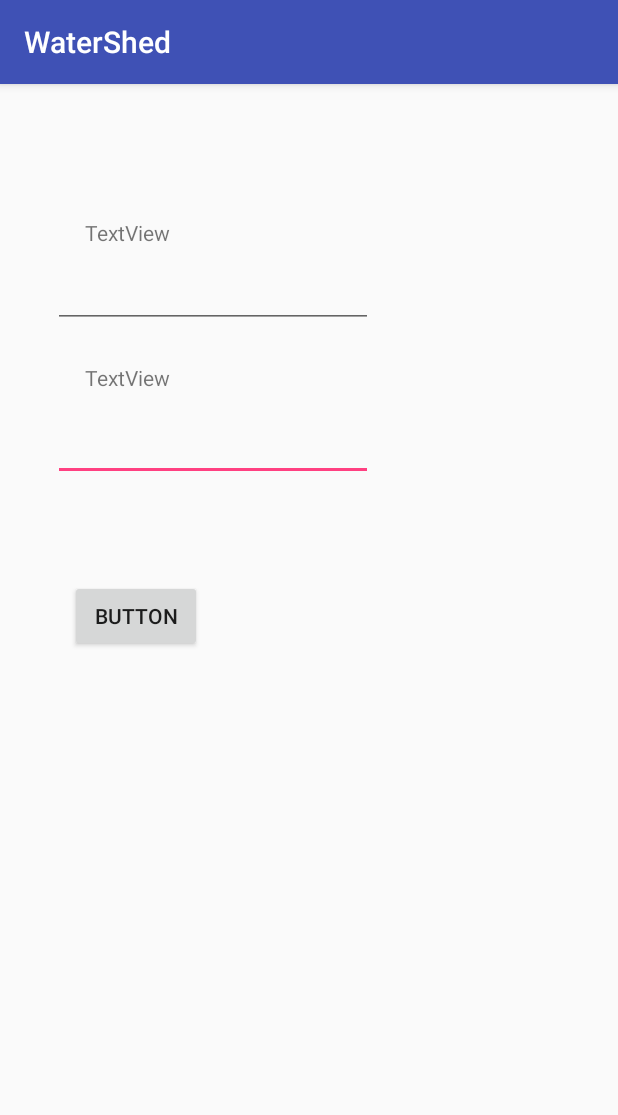
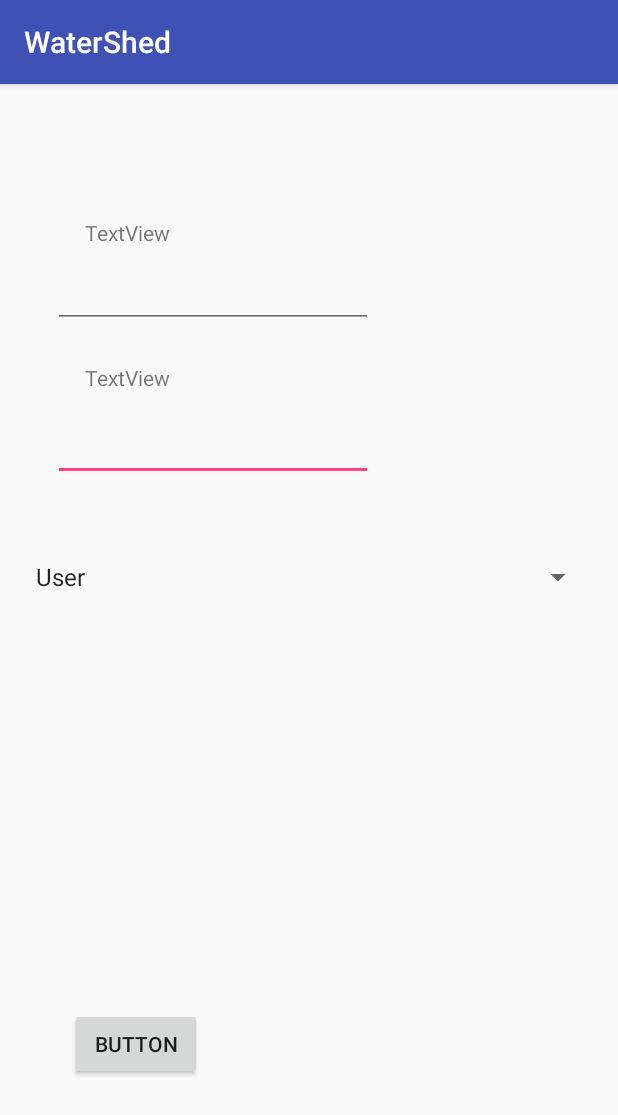
Before and after one commit to goh31/WaterShed, an Android app: the RegistrationActivity screen opened directly, with no data from a screen before it, after a tap on "BUTTON", on a phone screen of 412 x 824 dp. Shown: the top 1115 px of the screen. Run offline under Robolectric (Android 15) with nearby library versions, the phone set to English and light mode, and no system bars; our stand-ins replace Firebase (no records; nobody signed in at launch, a user with empty details on screens opened directly).

Commit message:
Update model

```diff
--- a/app/src/main/java/com/example/haidangdam/watershed/controller/LoginActivity.java
+++ b/app/src/main/java/com/example/haidangdam/watershed/controller/LoginActivity.java
@@ -86,7 +86,9 @@ public class LoginActivity extends AppCompatActivity {
             @Override
             public void onAuthStateChanged(@NonNull FirebaseAuth firebaseAuth) {
                 FirebaseUser user = firebaseAuth.getCurrentUser();
+
                 if (user != null) {
+
                     Log.d("MAIN ACTIVITY", "USER SIGN IN");
                 } else {
                     Log.d("MAIN ACTIVITY", "USER SIGN OUT");
--- a/app/src/main/java/com/example/haidangdam/watershed/controller/RegistrationActivity.java
+++ b/app/src/main/java/com/example/haidangdam/watershed/controller/RegistrationActivity.java
@@ -7,8 +7,10 @@ import android.support.annotation.NonNull;
 import android.support.v7.app.AppCompatActivity;
 import android.util.Log;
 import android.view.View;
+import android.widget.ArrayAdapter;
 import android.widget.Button;
 import android.widget.EditText;
+import android.widget.Spinner;
 import android.widget.Toast;
 
 import com.example.haidangdam.watershed.R;
@@ -16,8 +18,12 @@ import com.google.android.gms.tasks.OnCompleteListener;
 import com.google.android.gms.tasks.Task;
 import com.google.firebase.auth.AuthResult;
 import com.google.firebase.auth.FirebaseAuth;
+import com.google.firebase.auth.FirebaseUser;
 import com.google.firebase.database.DatabaseReference;
 import com.google.firebase.database.FirebaseDatabase;
+
+import java.util.ArrayList;
+import java.util.List;
 
 import model.User;
 
@@ -30,7 +36,8 @@ public class RegistrationActivity extends AppCompatActivity {
     public static final String password = "PASSWORD";
     public static final String username = "USERNAME";
     DatabaseReference databaseUser;
-    private String pathUser = "userID";
+    private String pathUser= "userID";
+    Spinner spinnerRegistration;
     @Override
     protected void onCreate(Bundle savedInstanceState) {
         super.onCreate(savedInstanceState);
@@ -40,6 +47,15 @@ public class RegistrationActivity extends AppCompatActivity {
         mAuth = FirebaseAuth.getInstance();
         registrationButton = (Button) findViewById(R.id.registration_button);
         databaseUser = FirebaseDatabase.getInstance().getReference().child(pathUser);
+        spinnerRegistration = (Spinner) findViewById(R.id.spinnerRegistration);
+        List<String> userType = new ArrayList<String>();
+        userType.add("User");
+        userType.add("Worker");
+        userType.add("Manager");
+        userType.add("Admin");
+        ArrayAdapter<String> dataAdapter = new ArrayAdapter<String>(this, android.R.layout.simple_spinner_item, userType);
+        dataAdapter.setDropDownViewResource(android.R.layout.simple_spinner_dropdown_item);
+        spinnerRegistration.setAdapter(dataAdapter);
         progressDialog = new ProgressDialog(this);
         registrationButton.setOnClickListener(new View.OnClickListener() {
             @Override
@@ -49,7 +65,6 @@ public class RegistrationActivity extends AppCompatActivity {
                 }
             }
         });
-
     }
 
     /**
@@ -57,8 +72,9 @@ public class RegistrationActivity extends AppCompatActivity {
      * @return validate the field if any is left empty
      */
     private boolean validateField() {
-        if (emailEditText.getText().toString().isEmpty() | passwordEditText.getText().toString().isEmpty()) {
-            Toast.makeText(getBaseContext(), "Have to fill up both field", Toast.LENGTH_LONG).show();
+        if (emailEditText.getText().toString().isEmpty() | passwordEditText.getText().toString().isEmpty() |
+                spinnerRegistration.getSelectedItem().toString() == null) {
+            Toast.makeText(getBaseContext(), "Have to fill up 3 field", Toast.LENGTH_LONG).show();
             return false;
         } else {
             return true;
@@ -81,8 +97,8 @@ public class RegistrationActivity extends AppCompatActivity {
                                     "Authentication failed: " + task.getException().toString(), Toast.LENGTH_LONG).show();
                         } else {
                             Log.d("Sign up sucessful", "Sign up successful");
-                            goBackToLogIn();
-                            addToDatabase();
+                            FirebaseUser user = task.getResult().getUser();
+                            addToDatabase(user.getUid());
                         }
                     }
 
@@ -101,10 +117,14 @@ public class RegistrationActivity extends AppCompatActivity {
         startActivity(goBackToLogIn);
     }
 
-    private void addToDatabase() {
-        User newUser = new User(emailEditText.getText().toString(), "user");
-        databaseUser.push().setValue(newUser);
+    /**
+     *
+     */
+    private void addToDatabase(String userID) {
+        User newUser = new User(emailEditText.getText().toString(),
+                spinnerRegistration.getSelectedItem().toString());
+        Log.d("Finish", "Finish");
+        databaseUser.child(userID).setValue(newUser);
+        goBackToLogIn();
     }
-
-
 }
--- a/app/src/main/res/layout/activity_registration.xml
+++ b/app/src/main/res/layout/activity_registration.xml
@@ -49,18 +49,6 @@
         android:layout_alignParentLeft="true"
         android:layout_alignParentStart="true" />
 
-    <Button
-        android:text="Button"
-        android:layout_width="wrap_content"
-        android:layout_height="wrap_content"
-        android:layout_marginLeft="11dp"
-        android:layout_marginStart="11dp"
-        android:layout_marginTop="66dp"
-        android:id="@+id/registration_button"
-        android:layout_below="@+id/password_edit_text_registration"
-        android:layout_alignLeft="@+id/password_edit_text_registration"
-        android:layout_alignStart="@+id/password_edit_text_registration" />
-
     <EditText
         android:layout_width="wrap_content"
         android:layout_height="wrap_content"
@@ -72,4 +60,25 @@
         android:layout_alignParentTop="true"
         android:layout_alignLeft="@+id/password_edit_text_registration"
         android:layout_alignStart="@+id/password_edit_text_registration" />
+
+    <Button
+        android:text="Button"
+        android:layout_width="wrap_content"
+        android:layout_height="wrap_content"
+        android:layout_marginLeft="11dp"
+        android:layout_marginStart="11dp"
+        android:id="@+id/registration_button"
+        android:layout_alignParentBottom="true"
+        android:layout_alignLeft="@+id/password_edit_text_registration"
+        android:layout_alignStart="@+id/password_edit_text_registration"
+        android:layout_marginBottom="88dp" />
+
+    <Spinner
+        android:layout_width="match_parent"
+        android:layout_height="wrap_content"
+        android:id="@+id/spinnerRegistration"
+        android:layout_below="@+id/password_edit_text_registration"
+        android:layout_alignParentLeft="true"
+        android:layout_alignParentStart="true"
+        android:layout_marginTop="52dp" />
 </RelativeLayout>
```
